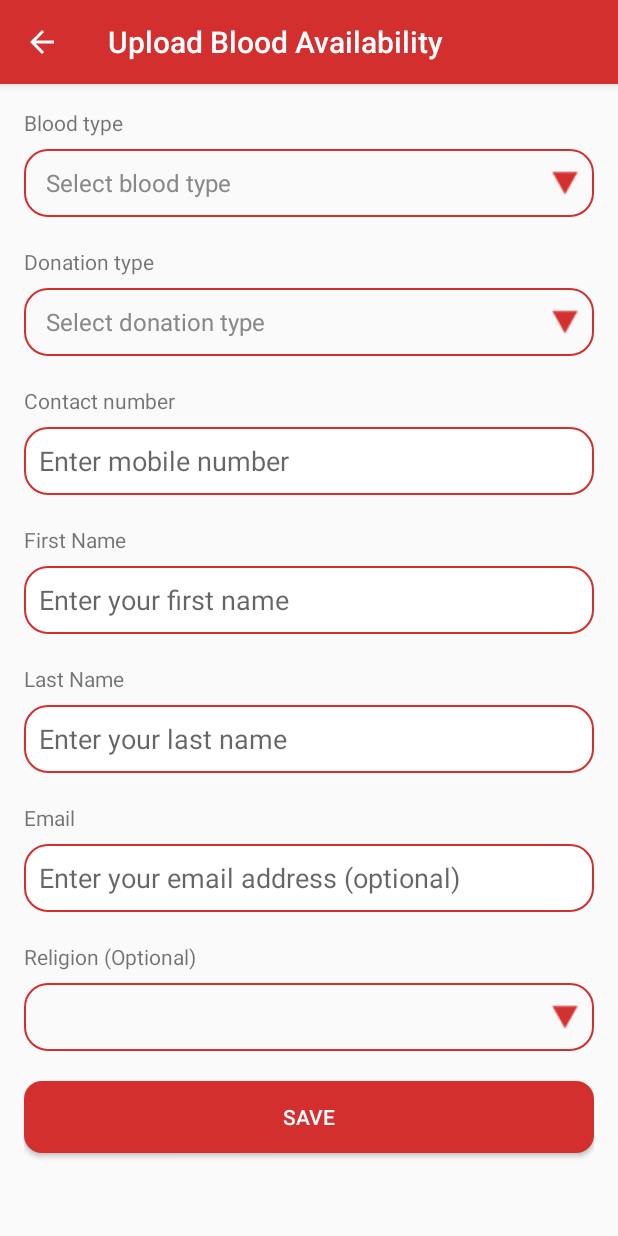
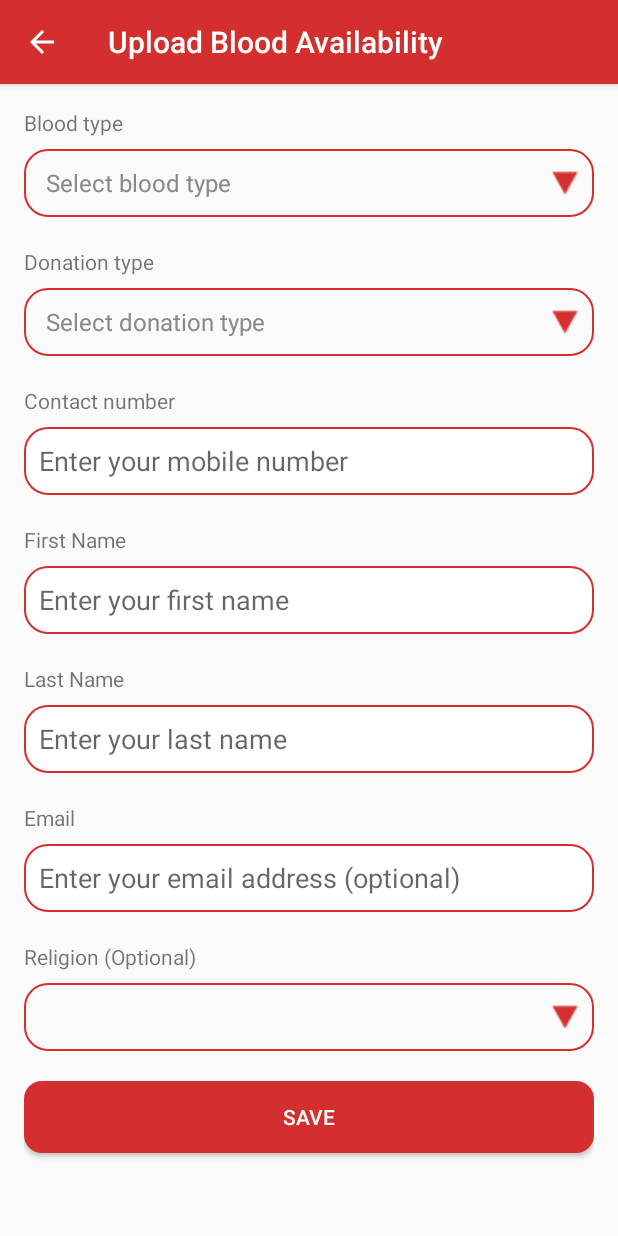
Before and after one commit to rasheedsulayman/BloodFinder, an Android app: the fragment UploadBloodAvailabilityFragment placed in its activity, on a phone screen of 412 x 824 dp. Run offline under Robolectric (Android 15) with nearby library versions, the phone set to English and light mode, and no system bars; our stand-ins replace ButterKnife, Timber; 6 statements that could not run were skipped.

Commit message:
set yellow color for pending Textviews

```diff
--- a/app/src/main/java/com/r4sh33d/iblood/DonationHistory/DonationHistoryAdapter.java
+++ b/app/src/main/java/com/r4sh33d/iblood/DonationHistory/DonationHistoryAdapter.java
@@ -51,7 +51,8 @@ public class DonationHistoryAdapter extends RecyclerView.Adapter<DonationHistory
                 break;
             case BloodPostingStatus.PENDING:
                 postingsHolder.statusTextView.setText("Pending");
-                postingsHolder.statusTextView.setTextColor(Color.YELLOW);
+                postingsHolder.statusTextView.setTextColor(postingsHolder.itemView.getContext().
+                        getResources().getColor(R.color.yellow));
                 break;
         }
     }
--- a/app/src/main/java/com/r4sh33d/iblood/notification/services/NotificationHandlerService.java
+++ b/app/src/main/java/com/r4sh33d/iblood/notification/services/NotificationHandlerService.java
@@ -159,7 +159,7 @@ public class NotificationHandlerService extends FirebaseMessagingService {
                 NotificationManager.IMPORTANCE_HIGH);
         channel.setDescription(description);
         channel.enableLights(true);
-        channel.setLightColor(Color.BLUE);
+        channel.setLightColor(Color.RED);
         channel.enableVibration(true);
         channel.setVibrationPattern(new long[]{100, 200, 300, 400, 500, 400, 300, 200, 400});
         notificationManager.createNotificationChannel(channel);
--- a/app/src/main/res/layout/fragment_upload_blood_availability.xml
+++ b/app/src/main/res/layout/fragment_upload_blood_availability.xml
@@ -50,7 +50,7 @@
             android:layout_height="45dp"
             android:layout_marginTop="8dp"
             android:background="@drawable/rounded_edittext"
-            android:hint="Enter mobile number"
+            android:hint="Enter your mobile number"
             android:padding="10dp" />
 
         <TextView
--- a/app/src/main/res/values/colors.xml
+++ b/app/src/main/res/values/colors.xml
@@ -4,6 +4,6 @@
     <color name="colorAccent">#303F9F</color>
     <color name="colorPrimaryDark">#FF4081</color>
     <color name="blood_red">#d32f2f</color>
-    <color name="yellow">#ffc400</color>
+    <color name="yellow">#ffb300</color>
     <color name="almost_black">#464646</color>
 </resources>
```
Also changed, not shown: app/src/main/java/com/r4sh33d/iblood/login/LoginActivity.java (+6 -3 lines).
